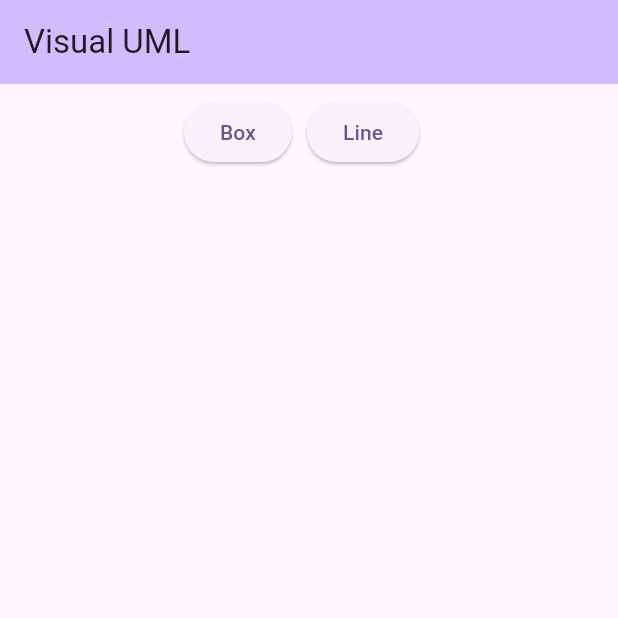
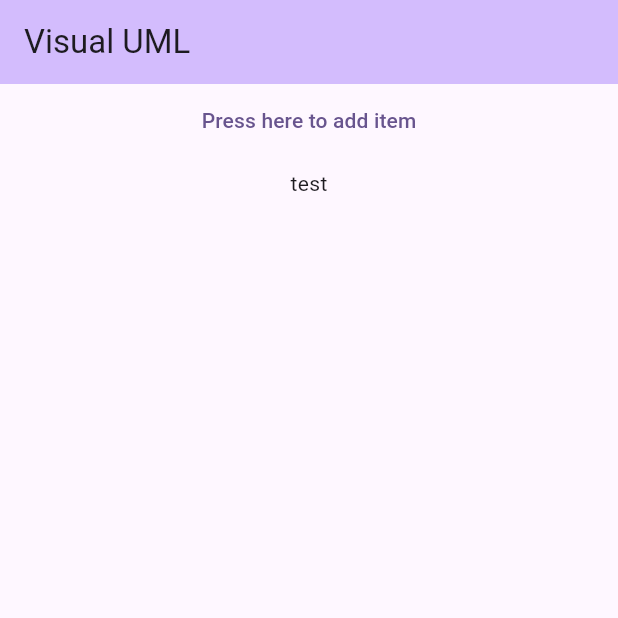
Before and after one commit to sandersona2/visual-uml, a Flutter app: the screen it shows after launch, on a phone screen of 412 x 824 dp, the top half of it. Run offline on Flutter 3.47's test engine with Material 3 defaults, Android fonts, the phone set to English and light mode, and no system bars.

Commit message:
Add children dynamically

```diff
--- a/visual_uml/lib/main.dart
+++ b/visual_uml/lib/main.dart
@@ -30,9 +30,28 @@ class MyHomePage extends StatefulWidget {
 }
 
 class _MyHomePageState extends State<MyHomePage> {
+  List<Widget> a = [
+      Container(
+        height: 200,
+        child: Text('test'),
+      ),
+    ];
+
+  void _d() {
+    setState(() {
+      a.add(Container(
+              height: 200,
+              child: Text('test'),
+            ),
+      );
+    });
+  }
+
+
 
   @override
   Widget build(BuildContext context) {
+
     return Scaffold(
       appBar: AppBar(
         backgroundColor: Theme.of(context).colorScheme.inversePrimary,
@@ -41,15 +60,17 @@ class _MyHomePageState extends State<MyHomePage> {
       body: Center(
         child: Column(
           children: [
+            TextButton(
+              onPressed: () {
+                _d();
+              },
+              child: Text('Press here to add item')
+            ),
             Padding(
               padding: const EdgeInsets.all(8.0),
               child: OverflowBar(
-                children: <Widget> [
-                  ElevatedButton(onPressed: () {}, child: Text('Box'),),
-                  const SizedBox(width: 10),
-                  ElevatedButton(onPressed: () {}, child: Text('Line'),),
-                  const SizedBox(width: 10),
-                ],
+
+                children: a,
               ),
             ),
           ],
```
